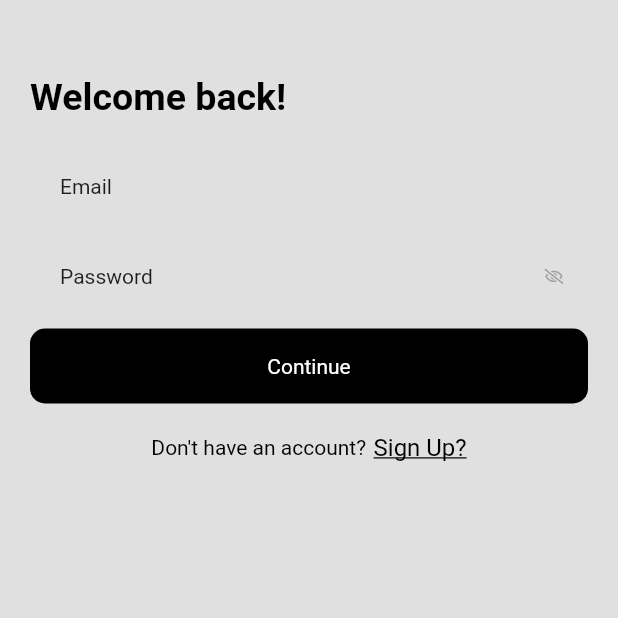
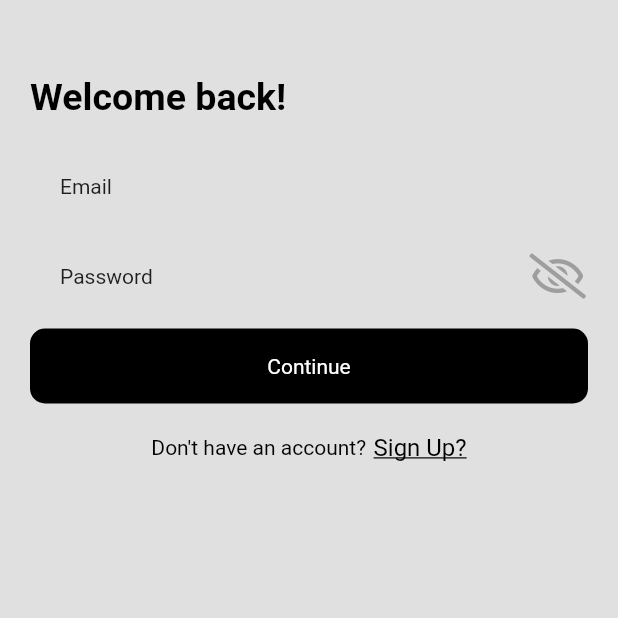
Before and after one commit to ldbnr4/cachemoney, a Flutter app: the screen it shows after launch, on a phone screen of 412 x 824 dp, the top half of it. Run offline on Flutter 3.47's test engine with Material 2 defaults, Android fonts, the phone set to English and light mode, and no system bars; our stand-ins replace font_awesome_flutter; missing offline and left inert: bezier_chart.

```diff
--- a/lib/auth/sign_in.dart
+++ b/lib/auth/sign_in.dart
@@ -126,7 +126,7 @@ class _SignInState extends State<SignIn> {
                                 icon: Icon(
                                   _obscureText ? FontAwesomeIcons.eyeSlash : FontAwesomeIcons.eye,
                                   color: _obscureText ? Colors.grey : Colors.black,
-                                  size: 10,
+                                  size: 30,
                                 ),
                               ),
                               hintStyle: TextStyle(color: Colors.black87)),
```
